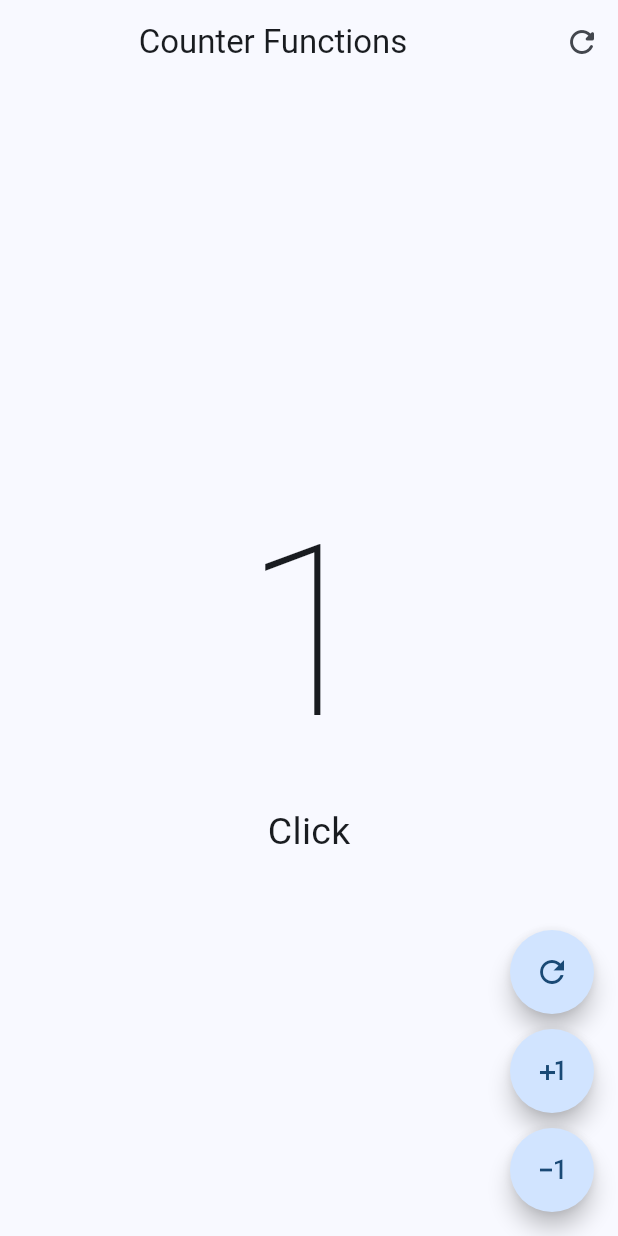
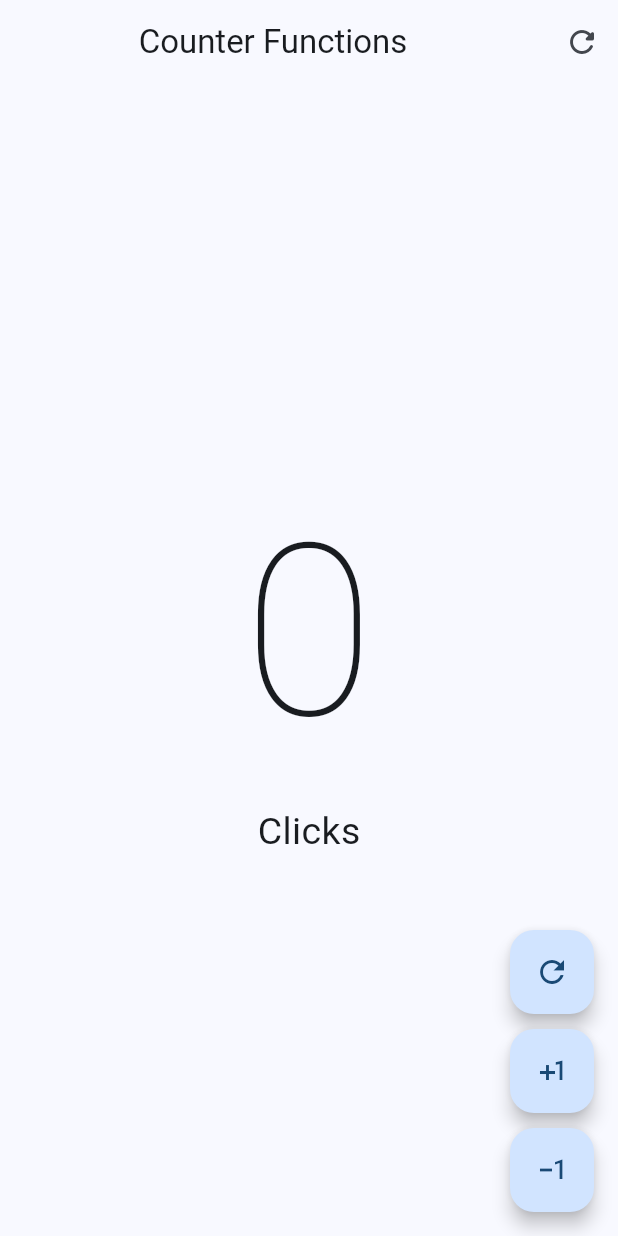
Before and after one commit to jorchev/flutter, a Flutter app: the screen it shows after launch, after a tap on the "refresh" icon, on a phone screen of 412 x 824 dp. Run offline on Flutter 3.47's test engine with Material 3 defaults, Android fonts, the phone set to English and light mode, and no system bars.

```diff
--- a/hello_world_app/lib/presentation/screens/counter/counter_functions_screen.dart
+++ b/hello_world_app/lib/presentation/screens/counter/counter_functions_screen.dart
@@ -39,41 +39,34 @@ class _CounterFunctionsScreenState extends State<CounterFunctionsScreen> {
           mainAxisAlignment: MainAxisAlignment.end,
           children: [
 
-            FloatingActionButton(
-              shape: const StadiumBorder(),
-              onPressed: () {
-                clickCounter++;
+            CustomButton(
+              icon: Icons.refresh_outlined,
+              onPressed: (){
                 setState(() {
-
+                  clickCounter = 0;
                 });
               },
-              child: const Icon( Icons.refresh_outlined ),
             ),
 
             const SizedBox( height: 10 ),
 
-            FloatingActionButton(
-              shape: const StadiumBorder(),
-              onPressed: () {
+            CustomButton(
+              icon: Icons.plus_one,
+              onPressed: (){
                 clickCounter++;
-                setState(() {
-
-                });
+                setState(() {});
               },
-              child: const Icon( Icons.plus_one ),
             ),
 
             const SizedBox( height: 10 ),
 
-            FloatingActionButton(
-              shape: const StadiumBorder(),
-              onPressed: () {
+            CustomButton(
+              icon: Icons.exposure_minus_1_outlined,
+              onPressed: (){
+                if( clickCounter == 0 ) return;
                 clickCounter--;
-                setState(() {
-
-                });
+                setState(() {});
               },
-              child: const Icon( Icons.exposure_minus_1_outlined ),
             ),
 
           ],
@@ -81,3 +74,26 @@ class _CounterFunctionsScreenState extends State<CounterFunctionsScreen> {
       );
   }
 }
+
+class CustomButton extends StatelessWidget {
+
+  final IconData icon;
+  final VoidCallback? onPressed;
+
+  const CustomButton({
+    super.key,
+    required this.icon,
+    this.onPressed,
+  });
+
+  @override
+  Widget build(BuildContext context) {
+    return FloatingActionButton(
+      // shape: const StadiumBorder(),
+      enableFeedback: true,
+      elevation: 5,
+      onPressed: onPressed,
+      child: Icon( icon ),
+    );
+  }
+}
```
